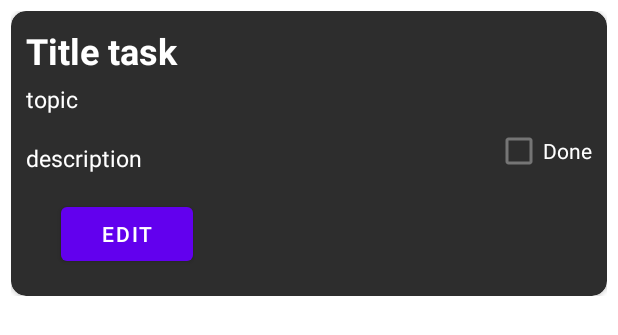
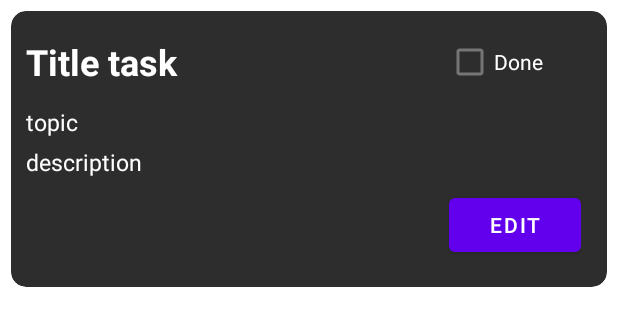
Before and after one commit to OXYAbc/MyDevNotes-ToDoList, an Android app: the layout task_item.xml on its own in the app's theme, with its tools: preview values and no code run, on a phone screen of 412 x 824 dp. Shown: the top 335 px of the screen. Run offline under Robolectric (Android 15) with nearby library versions, the phone set to English and light mode, and no system bars.

Commit message:
new style for task cards

```diff
--- a/app/src/main/res/layout/task_item.xml
+++ b/app/src/main/res/layout/task_item.xml
@@ -1,76 +1,76 @@
 <?xml version="1.0" encoding="utf-8"?>
 <LinearLayout xmlns:android="http://schemas.android.com/apk/res/android"
+    xmlns:app="http://schemas.android.com/apk/res-auto"
     android:layout_width="match_parent"
     android:layout_height="wrap_content"
-    android:padding="7dp"
-    xmlns:app="http://schemas.android.com/apk/res-auto">
+    android:padding="7dp">
 
     <androidx.cardview.widget.CardView
         android:layout_width="match_parent"
         android:layout_height="wrap_content"
+        android:backgroundTint="@color/grey"
         android:elevation="3dp"
-        android:backgroundTint="@color/grey"
         app:cardCornerRadius="10dp">
 
         <LinearLayout
             android:id="@+id/mylayout"
             android:layout_width="match_parent"
             android:layout_height="match_parent"
-            android:padding="10dp"
-            android:orientation="vertical">
+            android:orientation="vertical"
+            android:padding="10dp">
+
+            <LinearLayout
+                android:layout_width="match_parent"
+                android:layout_height="wrap_content"
+                android:gravity="center_vertical"
+                android:weightSum="1">
 
                 <TextView
                     android:id="@+id/title"
-                android:layout_width="match_parent"
+                    android:layout_width="280dp"
                     android:layout_height="wrap_content"
+                    android:fontFamily="sans-serif"
                     android:text="Title task"
-                android:textStyle="bold"
+                    android:textColor="@color/white"
                     android:textSize="24sp"
-                android:textColor="@color/white"
-                android:fontFamily="sans-serif"/>
+                    android:textStyle="bold" />
+
+                <CheckBox
+                    android:id="@+id/task_done_checkbox"
+                    android:layout_width="wrap_content"
+                    android:layout_height="wrap_content"
+                    android:gravity="center"
+                    android:text="Done"
+                    android:textColor="@color/white" />
+
+            </LinearLayout>
 
             <TextView
                 android:id="@+id/topic"
                 android:layout_width="wrap_content"
                 android:layout_height="wrap_content"
+                android:layout_marginTop="5dp"
+                android:fontFamily="sans-serif"
                 android:text="topic"
-                android:textSize="15sp"
-                android:layout_marginTop="5dp"
                 android:textColor="@color/white"
-                android:fontFamily="sans-serif"/>
-
-            <LinearLayout
-                android:layout_width="match_parent"
-                android:layout_height="wrap_content"
-                android:orientation="horizontal"
-                android:weightSum="1">
+                android:textSize="15sp" />
 
             <TextView
                 android:id="@+id/description"
-                    android:layout_width="0dp"
+                android:layout_width="wrap_content"
                 android:layout_height="wrap_content"
                 android:layout_marginTop="5dp"
-                    android:layout_weight="1"
                 android:fontFamily="sans-serif"
                 android:text="description"
                 android:textColor="@color/white"
                 android:textSize="15sp" />
 
-                <CheckBox
-                    android:id="@+id/task_done_checkbox"
-                    android:layout_width="wrap_content"
-                    android:layout_height="wrap_content"
-                    android:text="Done"
-                    android:textColor="@color/white" />
-
-            </LinearLayout>
-
-        <LinearLayout xmlns:android="http://schemas.android.com/apk/res/android"
+            <LinearLayout
                 android:layout_width="match_parent"
                 android:layout_height="wrap_content"
-            android:padding="7dp"
+                android:gravity="center|right"
                 android:orientation="horizontal"
-            xmlns:app="http://schemas.android.com/apk/res-auto">
+                android:padding="7dp">
 
                 <Button
                     android:id="@+id/edit_button"
@@ -81,6 +81,7 @@
 
             </LinearLayout>
 
+
         </LinearLayout>
 
     </androidx.cardview.widget.CardView>
```
Lines whose indentation alone changed are shown as unchanged.
